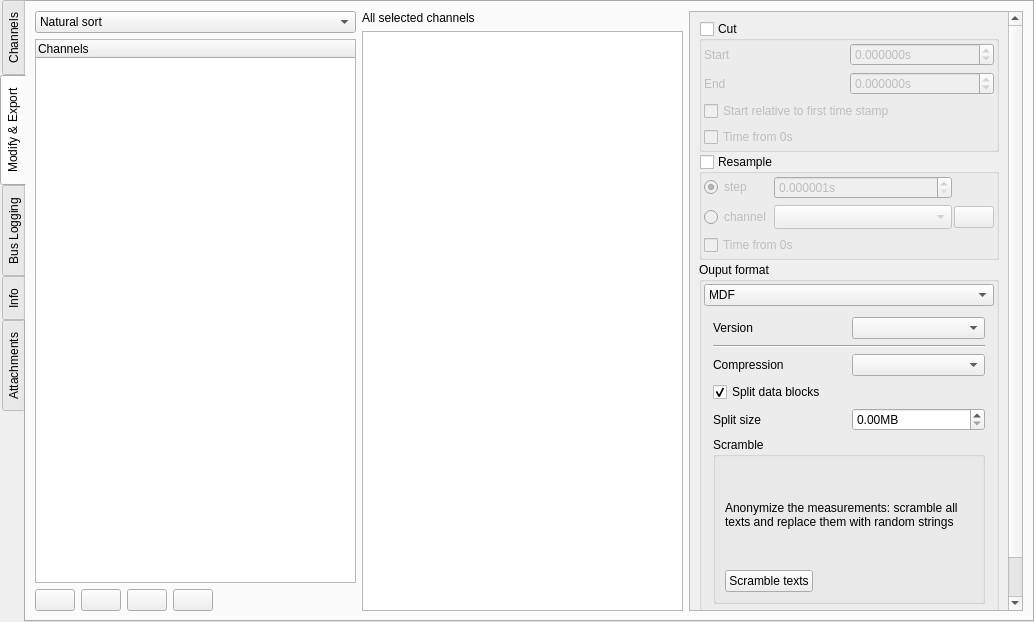
This is src/asammdf/gui/ui/file_widget.ui in danielhrisca/asammdf as Qt 5 draws it before an edit. The edited form follows.
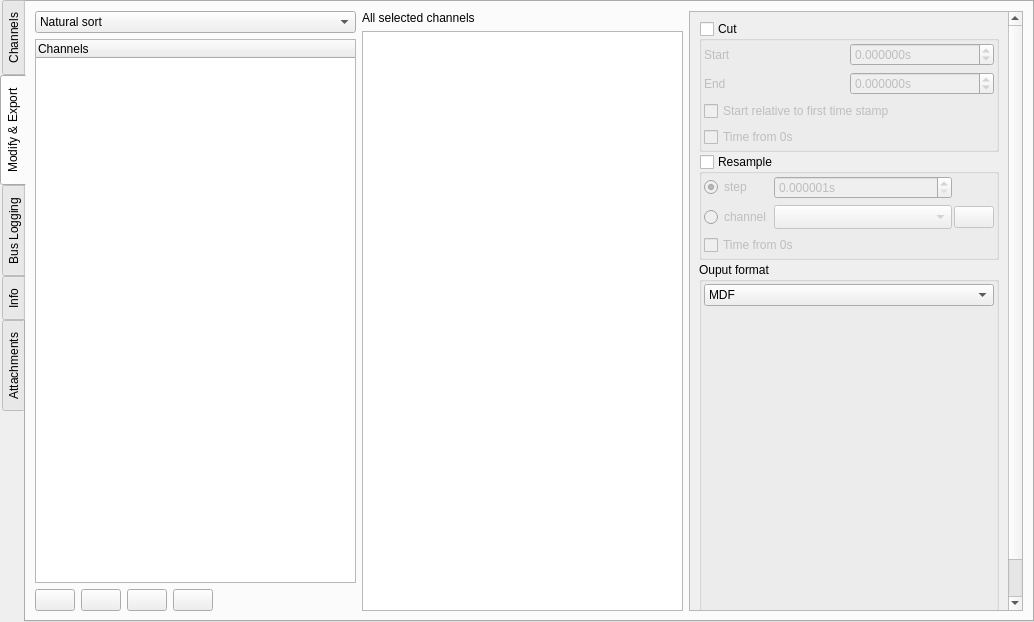
This is the edited form. The open tabs and pages were chosen to show the change. Icons and pictures are not drawn. Custom widgets are drawn as their Qt base class.

Patch:
```diff
--- a/src/asammdf/gui/ui/file_widget.ui
+++ b/src/asammdf/gui/ui/file_widget.ui
@@ -1160,6 +1160,7 @@
                     </item>
                    </layout>
                   </widget>
+                  <widget class="QWidget" name="page"/>
                  </widget>
                 </item>
                </layout>
```
Left out of the diff: 5 changed lines with no effect on the pictures.
